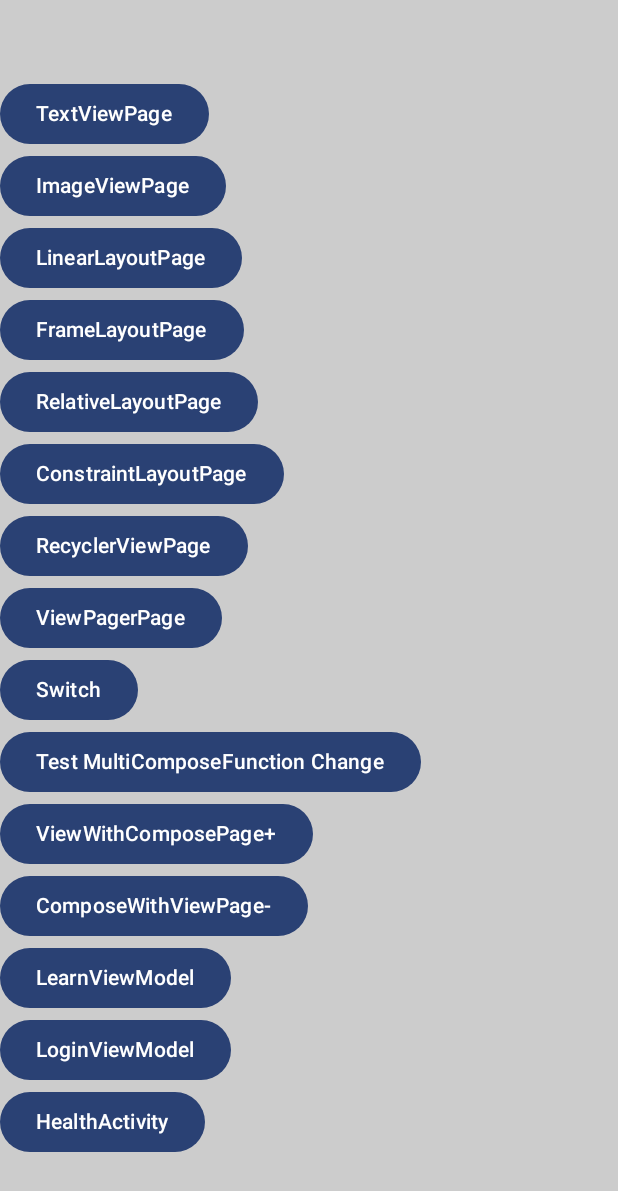
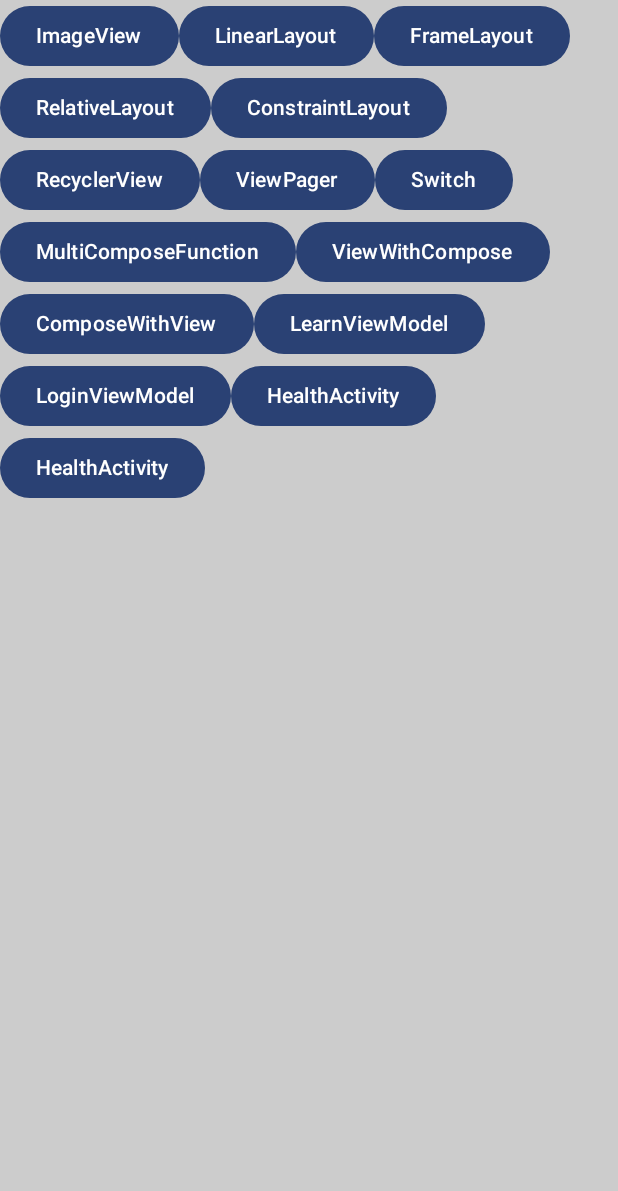
Before and after one commit to darcycui/ComposeDemo, an Android app built with Jetpack Compose: the screen it shows after launch (MainActivity), on a phone screen of 412 x 824 dp. Shown: the top 1191 px of the screen. Run offline under Robolectric (Android 15) with nearby library versions, the phone set to English and light mode, and no system bars; Roboto replaces fonts that are not available here.

Commit message:
feat: refactor MainActivity to FlowRow

```diff
--- a/app/src/main/java/com/darcy/message/composedemo/MainActivity.kt
+++ b/app/src/main/java/com/darcy/message/composedemo/MainActivity.kt
@@ -7,6 +7,8 @@ import androidx.activity.compose.setContent
 import androidx.compose.foundation.background
 import androidx.compose.foundation.layout.Arrangement
 import androidx.compose.foundation.layout.Column
+import androidx.compose.foundation.layout.ExperimentalLayoutApi
+import androidx.compose.foundation.layout.FlowRow
 import androidx.compose.foundation.layout.fillMaxSize
 import androidx.compose.material3.Button
 import androidx.compose.material3.MaterialTheme
@@ -51,6 +53,7 @@ class MainActivity : ComponentActivity() {
     }
 }
 
+@OptIn(ExperimentalLayoutApi::class)
 @Composable
 fun MainShow(
     name: String,
@@ -59,51 +62,47 @@ fun MainShow(
 ) {
     // 获取context上下文
     val context = LocalContext.current
-    Column(
+
+    FlowRow(
         modifier = modifier
             .fillMaxSize()
             .background(color = Color.LightGray),
-        verticalArrangement = Arrangement.Center,
-        horizontalAlignment = Alignment.Start
+        verticalArrangement = Arrangement.Top,
+        horizontalArrangement = Arrangement.Start
     ) {
-        Button(onClick = { onNextButtonClicked(Screen.TextView.name) }) {
-            Text(
-                text = "TextViewPage",
-            )
-        }
         Button(onClick = { onNextButtonClicked(Screen.ImageView.name) }) {
             Text(
-                text = "ImageViewPage",
+                text = "ImageView",
             )
         }
         Button(onClick = { onNextButtonClicked(Screen.LinearLayout.name) }) {
             Text(
-                text = "LinearLayoutPage",
+                text = "LinearLayout",
             )
         }
         Button(onClick = { onNextButtonClicked(Screen.FrameLayout.name) }) {
             Text(
-                text = "FrameLayoutPage",
+                text = "FrameLayout",
             )
         }
         Button(onClick = { onNextButtonClicked(Screen.RelativeLayout.name) }) {
             Text(
-                text = "RelativeLayoutPage",
+                text = "RelativeLayout",
             )
         }
         Button(onClick = { onNextButtonClicked(Screen.ConstraintLayout.name) }) {
             Text(
-                text = "ConstraintLayoutPage",
+                text = "ConstraintLayout",
             )
         }
         Button(onClick = { onNextButtonClicked(Screen.RecyclerView.name) }) {
             Text(
-                text = "RecyclerViewPage",
+                text = "RecyclerView",
             )
         }
         Button(onClick = { onNextButtonClicked(Screen.ViewPager.name) }) {
             Text(
-                text = "ViewPagerPage",
+                text = "ViewPager",
             )
         }
         Button(onClick = { onNextButtonClicked(Screen.Switch.name) }) {
@@ -113,17 +112,17 @@ fun MainShow(
         }
         Button(onClick = { onNextButtonClicked(Screen.ChatList.name) }) {
             Text(
-                text = "Test MultiComposeFunction Change",
+                text = "MultiComposeFunction",
             )
         }
         Button(onClick = { context.startPage(ViewActivity::class.java) }) {
             Text(
-                text = "ViewWithComposePage+",
+                text = "ViewWithCompose",
             )
         }
         Button(onClick = { context.startPage(ComposeActivity::class.java) }) {
             Text(
-                text = "ComposeWithViewPage-",
+                text = "ComposeWithView",
             )
         }
 //        Button(onClick = { context.startPage(TestComposeBuildActivity::class.java) }) {
@@ -140,6 +139,9 @@ fun MainShow(
         Button(onClick = { context.startPage(HealthActivity::class.java) }) {
             Text(text = "HealthActivity")
         }
+        Button(onClick = { context.startPage(ToDoListActivity::class.java) }) {
+            Text(text = "HealthActivity")
+        }
     }
 }
 
--- a/gradle/libs.versions.toml
+++ b/gradle/libs.versions.toml
@@ -1,5 +1,5 @@
 [versions]
-agp = "8.9.0"
+agp = "8.9.1"
 coilCompose = "2.7.0"
 kotlin = "1.9.25"
 coreKtx = "1.15.0"
--- a/settings.gradle.kts
+++ b/settings.gradle.kts
@@ -9,6 +9,9 @@ pluginManagement {
         maven {
             setUrl("https://maven.aliyun.com/repository/jcenter")
         }
+        maven {
+            setUrl("https://maven.aliyun.com/repository/gradle-plugin")
+        }
         google {
             content {
                 includeGroupByRegex("com\\.android.*")
@@ -19,9 +22,6 @@ pluginManagement {
         google()
         mavenCentral()
         gradlePluginPortal()
-        maven {
-            setUrl("https://maven.aliyun.com/repository/gradle-plugin")
-        }
     }
 }
 dependencyResolutionManagement {
@@ -36,6 +36,9 @@ dependencyResolutionManagement {
         maven {
             setUrl("https://maven.aliyun.com/repository/jcenter")
         }
+        maven {
+            setUrl("https://maven.aliyun.com/repository/gradle-plugin")
+        }
         google()
         mavenCentral()
     }
```
Also changed, not shown: app/src/main/java/com/darcy/message/composedemo/ui/pages/health/ui/widgets/WaterCounter.kt (+7 -6 lines).
